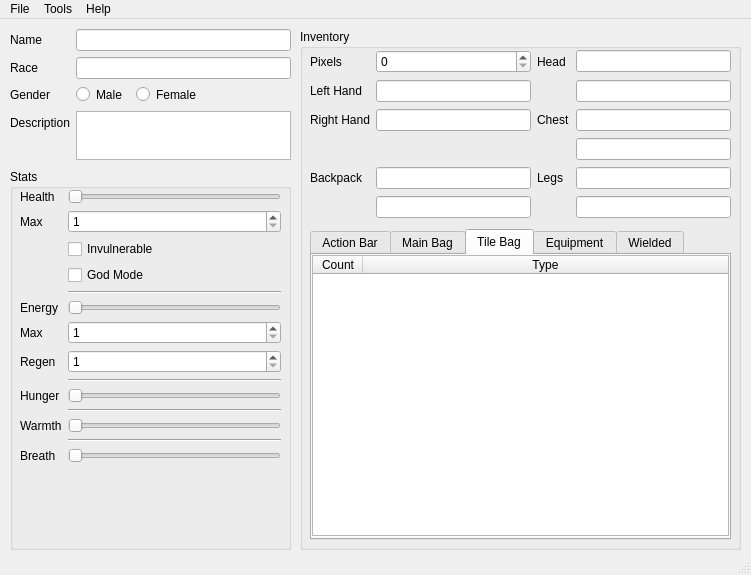
This is starcheat/MainWindow.ui in wizzomafizzo/starcheat as Qt 5 draws it before an edit. The edited form follows.
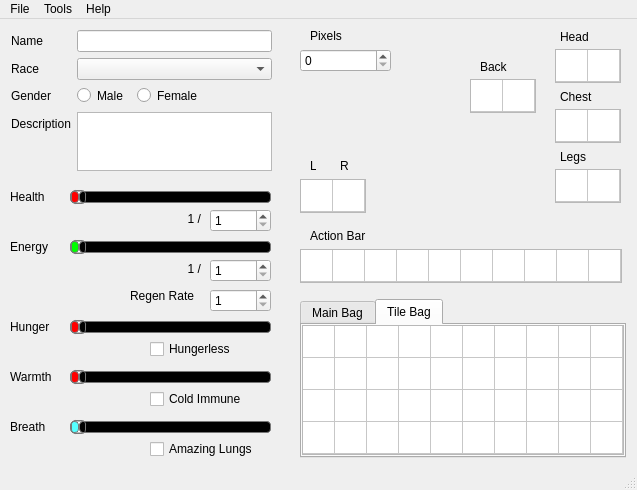
This is the edited form. The open tabs and pages were chosen to show the change.

Commit message: Major GUI update, GUI export still broken

```diff
--- a/starcheat/MainWindow.ui
+++ b/starcheat/MainWindow.ui
@@ -6,8 +6,8 @@
    <rect>
     <x>0</x>
     <y>0</y>
-    <width>751</width>
-    <height>575</height>
+    <width>637</width>
+    <height>490</height>
    </rect>
   </property>
   <property name="sizePolicy">
@@ -20,57 +20,210 @@
    <string>starcheat</string>
   </property>
   <widget class="QWidget" name="centralwidget">
-   <widget class="QGroupBox" name="stats_group">
+   <widget class="QSpinBox" name="max_health">
     <property name="geometry">
      <rect>
-      <x>10</x>
-      <y>150</y>
-      <width>281</width>
-      <height>381</height>
+      <x>210</x>
+      <y>190</y>
+      <width>61</width>
+      <height>23</height>
      </rect>
     </property>
-    <property name="title">
-     <string>Stats</string>
+    <property name="minimum">
+     <number>1</number>
     </property>
-    <widget class="QWidget" name="">
+    <property name="maximum">
+     <number>1000000</number>
+    </property>
+    <property name="singleStep">
+     <number>10</number>
+    </property>
+   </widget>
+   <widget class="QSlider" name="hunger">
      <property name="geometry">
       <rect>
-       <x>10</x>
-       <y>20</y>
-       <width>261</width>
-       <height>360</height>
-      </rect>
-     </property>
-     <layout class="QFormLayout" name="stats_group_2">
-      <property name="fieldGrowthPolicy">
-       <enum>QFormLayout::AllNonFixedFieldsGrow</enum>
-      </property>
-      <item row="1" column="0">
+      <x>70</x>
+      <y>300</y>
+      <width>201</width>
+      <height>16</height>
+     </rect>
+    </property>
+    <property name="styleSheet">
+     <string notr="true">QSlider::groove:horizontal {
+border: 1px solid #bbb;
+background: white;
+height: 10px;
+border-radius: 4px;
+}
+
+QSlider::sub-page:horizontal {
+background: rgb(255, 0, 0);
+border: 1px solid #777;
+height: 10px;
+border-radius: 4px;
+}
+
+QSlider::add-page:horizontal {
+background: #000;
+border: 1px solid #777;
+height: 10px;
+border-radius: 4px;
+}
+
+QSlider::handle:horizontal {
+background: qlineargradient(x1:0, y1:0, x2:1, y2:1,
+    stop:0 #eee, stop:1 #ccc);
+border: 1px solid #777;
+width: 13px;
+margin-top: -2px;
+margin-bottom: -2px;
+border-radius: 4px;
+}</string>
+    </property>
+    <property name="minimum">
+     <number>1</number>
+    </property>
+    <property name="orientation">
+     <enum>Qt::Horizontal</enum>
+    </property>
+   </widget>
+   <widget class="QLabel" name="health_val">
+    <property name="geometry">
+     <rect>
+      <x>160</x>
+      <y>190</y>
+      <width>41</width>
+      <height>20</height>
+     </rect>
+    </property>
+    <property name="text">
+     <string>1 /</string>
+    </property>
+    <property name="alignment">
+     <set>Qt::AlignRight|Qt::AlignTrailing|Qt::AlignVCenter</set>
+    </property>
+   </widget>
+   <widget class="QSlider" name="breath">
+    <property name="geometry">
+     <rect>
+      <x>70</x>
+      <y>400</y>
+      <width>201</width>
+      <height>16</height>
+     </rect>
+    </property>
+    <property name="styleSheet">
+     <string notr="true">QSlider::groove:horizontal {
+border: 1px solid #bbb;
+background: white;
+height: 10px;
+border-radius: 4px;
+}
+
+QSlider::sub-page:horizontal {
+background: rgb(85, 255, 255);
+border: 1px solid #777;
+height: 10px;
+border-radius: 4px;
+}
+
+QSlider::add-page:horizontal {
+background: #000;
+border: 1px solid #777;
+height: 10px;
+border-radius: 4px;
+}
+
+QSlider::handle:horizontal {
+background: qlineargradient(x1:0, y1:0, x2:1, y2:1,
+    stop:0 #eee, stop:1 #ccc);
+border: 1px solid #777;
+width: 13px;
+margin-top: -2px;
+margin-bottom: -2px;
+border-radius: 4px;
+}</string>
+    </property>
+    <property name="minimum">
+     <number>1</number>
+    </property>
+    <property name="orientation">
+     <enum>Qt::Horizontal</enum>
+    </property>
+   </widget>
        <widget class="QLabel" name="health_label">
+    <property name="geometry">
+     <rect>
+      <x>10</x>
+      <y>170</y>
+      <width>41</width>
+      <height>16</height>
+     </rect>
+    </property>
         <property name="text">
          <string>Health</string>
         </property>
        </widget>
-      </item>
-      <item row="1" column="1">
-       <widget class="QSlider" name="health">
+   <widget class="QSlider" name="energy">
+    <property name="geometry">
+     <rect>
+      <x>70</x>
+      <y>220</y>
+      <width>201</width>
+      <height>16</height>
+     </rect>
+    </property>
+    <property name="styleSheet">
+     <string notr="true">QSlider::groove:horizontal {
+border: 1px solid #bbb;
+background: white;
+height: 10px;
+border-radius: 4px;
+}
+
+QSlider::sub-page:horizontal {
+background: rgb(0, 255, 0);
+border: 1px solid #777;
+height: 10px;
+border-radius: 4px;
+}
+
+QSlider::add-page:horizontal {
+background: #000;
+border: 1px solid #777;
+height: 10px;
+border-radius: 4px;
+}
+
+QSlider::handle:horizontal {
+background: qlineargradient(x1:0, y1:0, x2:1, y2:1,
+    stop:0 #eee, stop:1 #ccc);
+border: 1px solid #777;
+width: 13px;
+margin-top: -2px;
+margin-bottom: -2px;
+border-radius: 4px;
+}</string>
+    </property>
         <property name="minimum">
          <number>1</number>
         </property>
         <property name="orientation">
          <enum>Qt::Horizontal</enum>
         </property>
-       </widget>
-      </item>
-      <item row="2" column="0">
-       <widget class="QLabel" name="max_health_label">
-        <property name="text">
-         <string>Max</string>
-        </property>
-       </widget>
-      </item>
-      <item row="2" column="1">
-       <widget class="QSpinBox" name="max_health">
+    <property name="invertedControls">
+     <bool>false</bool>
+    </property>
+   </widget>
+   <widget class="QSpinBox" name="energy_regen">
+    <property name="geometry">
+     <rect>
+      <x>210</x>
+      <y>270</y>
+      <width>61</width>
+      <height>23</height>
+     </rect>
+    </property>
         <property name="minimum">
          <number>1</number>
         </property>
@@ -81,74 +234,28 @@
          <number>10</number>
         </property>
        </widget>
-      </item>
-      <item row="3" column="1">
-       <widget class="QCheckBox" name="invulnerable">
-        <property name="text">
-         <string>Invulnerable</string>
-        </property>
-       </widget>
-      </item>
-      <item row="4" column="1">
-       <widget class="QCheckBox" name="godmode">
-        <property name="text">
-         <string>God Mode</string>
-        </property>
-       </widget>
-      </item>
-      <item row="5" column="1">
-       <widget class="Line" name="line">
-        <property name="orientation">
-         <enum>Qt::Horizontal</enum>
-        </property>
-       </widget>
-      </item>
-      <item row="6" column="0">
        <widget class="QLabel" name="energy_label">
+    <property name="geometry">
+     <rect>
+      <x>10</x>
+      <y>220</y>
+      <width>44</width>
+      <height>16</height>
+     </rect>
+    </property>
         <property name="text">
          <string>Energy</string>
         </property>
        </widget>
-      </item>
-      <item row="6" column="1">
-       <widget class="QSlider" name="energy">
-        <property name="minimum">
-         <number>1</number>
-        </property>
-        <property name="orientation">
-         <enum>Qt::Horizontal</enum>
-        </property>
-       </widget>
-      </item>
-      <item row="7" column="0">
-       <widget class="QLabel" name="max_energy_label">
-        <property name="text">
-         <string>Max</string>
-        </property>
-       </widget>
-      </item>
-      <item row="7" column="1">
        <widget class="QSpinBox" name="max_energy">
-        <property name="minimum">
-         <number>1</number>
-        </property>
-        <property name="maximum">
-         <number>1000000</number>
-        </property>
-        <property name="singleStep">
-         <number>10</number>
-        </property>
-       </widget>
-      </item>
-      <item row="8" column="0">
-       <widget class="QLabel" name="energy_regen_label">
-        <property name="text">
-         <string>Regen</string>
-        </property>
-       </widget>
-      </item>
-      <item row="8" column="1">
-       <widget class="QSpinBox" name="energy_regen">
+    <property name="geometry">
+     <rect>
+      <x>210</x>
+      <y>240</y>
+      <width>61</width>
+      <height>23</height>
+     </rect>
+    </property>
         <property name="minimum">
          <number>1</number>
         </property>
@@ -159,23 +266,47 @@
          <number>10</number>
         </property>
        </widget>
-      </item>
-      <item row="9" column="1">
-       <widget class="Line" name="line_2">
-        <property name="orientation">
-         <enum>Qt::Horizontal</enum>
-        </property>
-       </widget>
-      </item>
-      <item row="10" column="0">
-       <widget class="QLabel" name="hunger_label">
-        <property name="text">
-         <string>Hunger</string>
-        </property>
-       </widget>
-      </item>
-      <item row="10" column="1">
-       <widget class="QSlider" name="hunger">
+   <widget class="QSlider" name="health">
+    <property name="geometry">
+     <rect>
+      <x>70</x>
+      <y>170</y>
+      <width>201</width>
+      <height>16</height>
+     </rect>
+    </property>
+    <property name="styleSheet">
+     <string notr="true">QSlider::groove:horizontal {
+border: 1px solid #bbb;
+background: white;
+height: 10px;
+border-radius: 4px;
+}
+
+QSlider::sub-page:horizontal {
+background: rgb(255, 0, 0);
+border: 1px solid #777;
+height: 10px;
+border-radius: 4px;
+}
+
+QSlider::add-page:horizontal {
+background: #000;
+border: 1px solid #777;
+height: 10px;
+border-radius: 4px;
+}
+
+QSlider::handle:horizontal {
+background: qlineargradient(x1:0, y1:0, x2:1, y2:1,
+    stop:0 #eee, stop:1 #ccc);
+border: 1px solid #777;
+width: 13px;
+margin-top: -2px;
+margin-bottom: -2px;
+border-radius: 4px;
+}</string>
+    </property>
         <property name="minimum">
          <number>1</number>
         </property>
@@ -183,47 +314,86 @@
          <enum>Qt::Horizontal</enum>
         </property>
        </widget>
-      </item>
-      <item row="11" column="1">
-       <widget class="Line" name="line_3">
-        <property name="orientation">
-         <enum>Qt::Horizontal</enum>
-        </property>
-       </widget>
-      </item>
-      <item row="12" column="0">
        <widget class="QLabel" name="warmth_label">
+    <property name="geometry">
+     <rect>
+      <x>10</x>
+      <y>350</y>
+      <width>47</width>
+      <height>16</height>
+     </rect>
+    </property>
         <property name="text">
          <string>Warmth</string>
         </property>
        </widget>
-      </item>
-      <item row="12" column="1">
-       <widget class="QSlider" name="warmth">
-        <property name="minimum">
-         <number>1</number>
-        </property>
-        <property name="orientation">
-         <enum>Qt::Horizontal</enum>
-        </property>
-       </widget>
-      </item>
-      <item row="13" column="1">
-       <widget class="Line" name="line_4">
-        <property name="orientation">
-         <enum>Qt::Horizontal</enum>
-        </property>
-       </widget>
-      </item>
-      <item row="14" column="0">
        <widget class="QLabel" name="breath_label">
+    <property name="geometry">
+     <rect>
+      <x>10</x>
+      <y>400</y>
+      <width>42</width>
+      <height>16</height>
+     </rect>
+    </property>
         <property name="text">
          <string>Breath</string>
         </property>
        </widget>
-      </item>
-      <item row="14" column="1">
-       <widget class="QSlider" name="breath">
+   <widget class="QLabel" name="hunger_label">
+    <property name="geometry">
+     <rect>
+      <x>10</x>
+      <y>300</y>
+      <width>46</width>
+      <height>16</height>
+     </rect>
+    </property>
+    <property name="text">
+     <string>Hunger</string>
+    </property>
+   </widget>
+   <widget class="QSlider" name="warmth">
+    <property name="geometry">
+     <rect>
+      <x>70</x>
+      <y>350</y>
+      <width>201</width>
+      <height>16</height>
+     </rect>
+    </property>
+    <property name="styleSheet">
+     <string notr="true">QSlider::groove:horizontal {
+border: 1px solid #bbb;
+background: white;
+height: 10px;
+border-radius: 4px;
+}
+
+QSlider::sub-page:horizontal {
+background: rgb(255, 0, 0);
+border: 1px solid #777;
+height: 10px;
+border-radius: 4px;
+}
+
+QSlider::add-page:horizontal {
+background: #000;
+border: 1px solid #777;
+height: 10px;
+border-radius: 4px;
+}
+
+QSlider::handle:horizontal {
+background: qlineargradient(x1:0, y1:0, x2:1, y2:1,
+    stop:0 #eee, stop:1 #ccc);
+border: 1px solid #777;
+width: 13px;
+margin-top: -2px;
+margin-bottom: -2px;
+border-radius: 4px;
+}</string>
+    </property>
         <property name="minimum">
          <number>1</number>
         </property>
@@ -231,172 +401,109 @@
          <enum>Qt::Horizontal</enum>
         </property>
        </widget>
-      </item>
-     </layout>
-    </widget>
-   </widget>
-   <widget class="QGroupBox" name="groupBox_2">
+   <widget class="QLabel" name="energy_regen_label">
     <property name="geometry">
      <rect>
-      <x>300</x>
-      <y>10</y>
-      <width>441</width>
-      <height>521</height>
+      <x>130</x>
+      <y>270</y>
+      <width>72</width>
+      <height>14</height>
      </rect>
     </property>
-    <property name="title">
-     <string>Inventory</string>
-    </property>
-    <widget class="QWidget" name="">
-     <property name="geometry">
-      <rect>
-       <x>10</x>
-       <y>20</y>
-       <width>421</width>
-       <height>171</height>
-      </rect>
-     </property>
-     <layout class="QGridLayout" name="gridLayout">
-      <item row="0" column="0">
-       <widget class="QLabel" name="pixels_label">
         <property name="text">
-         <string>Pixels</string>
-        </property>
-       </widget>
-      </item>
-      <item row="0" column="1">
-       <widget class="QSpinBox" name="pixels">
-        <property name="maximum">
-         <number>9999999</number>
-        </property>
-        <property name="singleStep">
-         <number>100</number>
-        </property>
-       </widget>
-      </item>
-      <item row="0" column="2">
-       <widget class="QLabel" name="head_label">
-        <property name="text">
-         <string>Head</string>
-        </property>
-       </widget>
-      </item>
-      <item row="0" column="3">
-       <widget class="QLineEdit" name="head"/>
-      </item>
-      <item row="1" column="3">
-       <widget class="QLineEdit" name="head_glamor"/>
-      </item>
-      <item row="2" column="2">
-       <widget class="QLabel" name="chest_label">
-        <property name="text">
-         <string>Chest</string>
-        </property>
-       </widget>
-      </item>
-      <item row="2" column="3">
-       <widget class="QLineEdit" name="chest"/>
-      </item>
-      <item row="3" column="3">
-       <widget class="QLineEdit" name="chest_glamor"/>
-      </item>
-      <item row="4" column="0">
+     <string>Regen Rate</string>
+    </property>
+   </widget>
        <widget class="QLabel" name="backpack_label">
+    <property name="geometry">
+     <rect>
+      <x>480</x>
+      <y>40</y>
+      <width>30</width>
+      <height>16</height>
+     </rect>
+    </property>
         <property name="text">
-         <string>Backpack</string>
-        </property>
-       </widget>
-      </item>
-      <item row="4" column="1">
-       <widget class="QLineEdit" name="backpack"/>
-      </item>
-      <item row="4" column="2">
+     <string>Back</string>
+    </property>
+   </widget>
        <widget class="QLabel" name="legs_label">
+    <property name="geometry">
+     <rect>
+      <x>560</x>
+      <y>130</y>
+      <width>29</width>
+      <height>16</height>
+     </rect>
+    </property>
         <property name="text">
          <string>Legs</string>
         </property>
        </widget>
-      </item>
-      <item row="4" column="3">
-       <widget class="QLineEdit" name="legs"/>
-      </item>
-      <item row="5" column="1">
-       <widget class="QLineEdit" name="backpack_glamor"/>
-      </item>
-      <item row="5" column="3">
-       <widget class="QLineEdit" name="legs_glamor"/>
-      </item>
-      <item row="1" column="0">
        <widget class="QLabel" name="left_hand_label">
+    <property name="geometry">
+     <rect>
+      <x>310</x>
+      <y>140</y>
+      <width>6</width>
+      <height>14</height>
+     </rect>
+    </property>
         <property name="text">
-         <string>Left Hand</string>
-        </property>
-       </widget>
-      </item>
-      <item row="2" column="0">
+     <string>L</string>
+    </property>
+   </widget>
+   <widget class="QLabel" name="chest_label">
+    <property name="geometry">
+     <rect>
+      <x>560</x>
+      <y>70</y>
+      <width>36</width>
+      <height>16</height>
+     </rect>
+    </property>
+    <property name="text">
+     <string>Chest</string>
+    </property>
+   </widget>
+   <widget class="QLabel" name="head_label">
+    <property name="geometry">
+     <rect>
+      <x>560</x>
+      <y>10</y>
+      <width>33</width>
+      <height>16</height>
+     </rect>
+    </property>
+    <property name="text">
+     <string>Head</string>
+    </property>
+   </widget>
        <widget class="QLabel" name="right_hand_label">
+    <property name="geometry">
+     <rect>
+      <x>340</x>
+      <y>140</y>
+      <width>8</width>
+      <height>14</height>
+     </rect>
+    </property>
         <property name="text">
-         <string>Right Hand</string>
-        </property>
-       </widget>
-      </item>
-      <item row="1" column="1">
-       <widget class="QLineEdit" name="left_hand"/>
-      </item>
-      <item row="2" column="1">
-       <widget class="QLineEdit" name="right_hand"/>
-      </item>
-     </layout>
+     <string>R</string>
+    </property>
     </widget>
     <widget class="QTabWidget" name="inv_tabs">
      <property name="geometry">
       <rect>
-       <x>10</x>
-       <y>200</y>
-       <width>421</width>
-       <height>311</height>
+      <x>300</x>
+      <y>280</y>
+      <width>326</width>
+      <height>159</height>
       </rect>
      </property>
      <property name="currentIndex">
       <number>0</number>
      </property>
-     <widget class="QWidget" name="tab_5">
-      <attribute name="title">
-       <string>Action Bar</string>
-      </attribute>
-      <widget class="QTableWidget" name="action_bar">
-       <property name="geometry">
-        <rect>
-         <x>0</x>
-         <y>0</y>
-         <width>417</width>
-         <height>281</height>
-        </rect>
-       </property>
-       <attribute name="horizontalHeaderDefaultSectionSize">
-        <number>50</number>
-       </attribute>
-       <attribute name="horizontalHeaderMinimumSectionSize">
-        <number>50</number>
-       </attribute>
-       <attribute name="horizontalHeaderStretchLastSection">
-        <bool>true</bool>
-       </attribute>
-       <attribute name="verticalHeaderVisible">
-        <bool>false</bool>
-       </attribute>
-       <column>
-        <property name="text">
-         <string>Count</string>
-        </property>
-       </column>
-       <column>
-        <property name="text">
-         <string>Type</string>
-        </property>
-       </column>
-      </widget>
-     </widget>
      <widget class="QWidget" name="tab_2">
       <attribute name="title">
        <string>Main Bag</string>
@@ -406,44 +513,123 @@
         <rect>
          <x>0</x>
          <y>0</y>
-         <width>417</width>
-         <height>281</height>
-        </rect>
-       </property>
+        <width>322</width>
+        <height>130</height>
+       </rect>
+      </property>
+      <property name="editTriggers">
+       <set>QAbstractItemView::DoubleClicked</set>
+      </property>
+      <property name="dragEnabled">
+       <bool>true</bool>
+      </property>
+      <property name="dragDropMode">
+       <enum>QAbstractItemView::DragDrop</enum>
+      </property>
+      <property name="defaultDropAction">
+       <enum>Qt::MoveAction</enum>
+      </property>
        <property name="alternatingRowColors">
-        <bool>true</bool>
+       <bool>false</bool>
+      </property>
+      <property name="selectionMode">
+       <enum>QAbstractItemView::SingleSelection</enum>
        </property>
        <property name="cornerButtonEnabled">
         <bool>false</bool>
        </property>
        <property name="columnCount">
-        <number>2</number>
-       </property>
+       <number>10</number>
+      </property>
+      <attribute name="horizontalHeaderVisible">
+       <bool>false</bool>
+      </attribute>
        <attribute name="horizontalHeaderDefaultSectionSize">
-        <number>50</number>
+       <number>32</number>
        </attribute>
        <attribute name="horizontalHeaderMinimumSectionSize">
-        <number>10</number>
-       </attribute>
-       <attribute name="horizontalHeaderStretchLastSection">
-        <bool>true</bool>
+       <number>32</number>
        </attribute>
        <attribute name="verticalHeaderVisible">
         <bool>false</bool>
        </attribute>
+      <attribute name="verticalHeaderDefaultSectionSize">
+       <number>32</number>
+      </attribute>
+      <attribute name="verticalHeaderMinimumSectionSize">
+       <number>32</number>
+      </attribute>
+      <row>
+       <property name="text">
+        <string>1</string>
+       </property>
+      </row>
+      <row>
+       <property name="text">
+        <string>2</string>
+       </property>
+      </row>
+      <row>
+       <property name="text">
+        <string>3</string>
+       </property>
+      </row>
+      <row>
+       <property name="text">
+        <string>4</string>
+       </property>
+      </row>
        <column>
         <property name="text">
-         <string>Count</string>
+        <string>1</string>
         </property>
        </column>
        <column>
         <property name="text">
-         <string>Type</string>
+        <string>2</string>
+       </property>
+      </column>
+      <column>
+       <property name="text">
+        <string>3</string>
+       </property>
+      </column>
+      <column>
+       <property name="text">
+        <string>4</string>
+       </property>
+      </column>
+      <column>
+       <property name="text">
+        <string>5</string>
+       </property>
+      </column>
+      <column>
+       <property name="text">
+        <string>6</string>
+       </property>
+      </column>
+      <column>
+       <property name="text">
+        <string>7</string>
+       </property>
+      </column>
+      <column>
+       <property name="text">
+        <string>8</string>
+       </property>
+      </column>
+      <column>
+       <property name="text">
+        <string>9</string>
+       </property>
+      </column>
+      <column>
+       <property name="text">
+        <string>10</string>
         </property>
        </column>
       </widget>
-      <zorder>main_bag</zorder>
-      <zorder>action_bar</zorder>
      </widget>
      <widget class="QWidget" name="tab_3">
       <attribute name="title">
@@ -454,61 +640,264 @@
         <rect>
          <x>0</x>
          <y>0</y>
-         <width>417</width>
-         <height>281</height>
-        </rect>
-       </property>
+        <width>322</width>
+        <height>130</height>
+       </rect>
+      </property>
+      <property name="dragEnabled">
+       <bool>true</bool>
+      </property>
+      <property name="dragDropMode">
+       <enum>QAbstractItemView::DragDrop</enum>
+      </property>
+      <property name="defaultDropAction">
+       <enum>Qt::MoveAction</enum>
+      </property>
+      <property name="alternatingRowColors">
+       <bool>false</bool>
+      </property>
+      <property name="selectionMode">
+       <enum>QAbstractItemView::SingleSelection</enum>
+      </property>
+      <property name="cornerButtonEnabled">
+       <bool>false</bool>
+      </property>
+      <property name="columnCount">
+       <number>10</number>
+      </property>
+      <attribute name="horizontalHeaderVisible">
+       <bool>false</bool>
+      </attribute>
        <attribute name="horizontalHeaderDefaultSectionSize">
-        <number>50</number>
+       <number>32</number>
        </attribute>
        <attribute name="horizontalHeaderMinimumSectionSize">
-        <number>50</number>
-       </attribute>
-       <attribute name="horizontalHeaderStretchLastSection">
-        <bool>true</bool>
-       </attribute>
+       <number>32</number>
+      </attribute>
        <attribute name="verticalHeaderVisible">
         <bool>false</bool>
        </attribute>
+      <attribute name="verticalHeaderDefaultSectionSize">
+       <number>32</number>
+      </attribute>
+      <attribute name="verticalHeaderMinimumSectionSize">
+       <number>32</number>
+      </attribute>
+      <row>
+       <property name="text">
+        <string>1</string>
+       </property>
+      </row>
+      <row>
+       <property name="text">
+        <string>2</string>
+       </property>
+      </row>
+      <row>
+       <property name="text">
+        <string>3</string>
+       </property>
+      </row>
+      <row>
+       <property name="text">
+        <string>4</string>
+       </property>
+      </row>
        <column>
         <property name="text">
-         <string>Count</string>
+        <string>1</string>
         </property>
        </column>
        <column>
         <property name="text">
-         <string>Type</string>
-        </property>
-       </column>
-      </widget>
-     </widget>
-     <widget class="QWidget" name="tab">
-      <attribute name="title">
-       <string>Equipment</string>
-      </attribute>
-      <widget class="QTableWidget" name="equip_bag">
+        <string>2</string>
+       </property>
+      </column>
+      <column>
+       <property name="text">
+        <string>3</string>
+       </property>
+      </column>
+      <column>
+       <property name="text">
+        <string>4</string>
+       </property>
+      </column>
+      <column>
+       <property name="text">
+        <string>5</string>
+       </property>
+      </column>
+      <column>
+       <property name="text">
+        <string>6</string>
+       </property>
+      </column>
+      <column>
+       <property name="text">
+        <string>7</string>
+       </property>
+      </column>
+      <column>
+       <property name="text">
+        <string>8</string>
+       </property>
+      </column>
+      <column>
+       <property name="text">
+        <string>9</string>
+       </property>
+      </column>
+      <column>
+       <property name="text">
+        <string>10</string>
+       </property>
+      </column>
+     </widget>
+    </widget>
+   </widget>
+   <widget class="QTableWidget" name="action_bar">
        <property name="geometry">
         <rect>
-         <x>0</x>
-         <y>0</y>
-         <width>417</width>
-         <height>281</height>
-        </rect>
-       </property>
-       <property name="alternatingRowColors">
+      <x>300</x>
+      <y>230</y>
+      <width>322</width>
+      <height>34</height>
+     </rect>
+    </property>
+    <property name="editTriggers">
+     <set>QAbstractItemView::DoubleClicked</set>
+    </property>
+    <property name="dragEnabled">
         <bool>true</bool>
        </property>
+    <property name="dragDropMode">
+     <enum>QAbstractItemView::DragDrop</enum>
+    </property>
+    <property name="defaultDropAction">
+     <enum>Qt::MoveAction</enum>
+    </property>
+    <property name="alternatingRowColors">
+     <bool>false</bool>
+    </property>
+    <property name="selectionMode">
+     <enum>QAbstractItemView::SingleSelection</enum>
+    </property>
        <property name="cornerButtonEnabled">
         <bool>false</bool>
        </property>
-       <property name="columnCount">
-        <number>2</number>
-       </property>
+    <attribute name="horizontalHeaderVisible">
+     <bool>false</bool>
+    </attribute>
+    <attribute name="horizontalHeaderDefaultSectionSize">
+     <number>32</number>
+    </attribute>
+    <attribute name="horizontalHeaderMinimumSectionSize">
+     <number>32</number>
+    </attribute>
+    <attribute name="verticalHeaderVisible">
+     <bool>false</bool>
+    </attribute>
+    <attribute name="verticalHeaderDefaultSectionSize">
+     <number>32</number>
+    </attribute>
+    <attribute name="verticalHeaderMinimumSectionSize">
+     <number>32</number>
+    </attribute>
+    <row>
+     <property name="text">
+      <string>1</string>
+     </property>
+    </row>
+    <column>
+     <property name="text">
+      <string>1</string>
+     </property>
+    </column>
+    <column>
+     <property name="text">
+      <string>2</string>
+     </property>
+    </column>
+    <column>
+     <property name="text">
+      <string>3</string>
+     </property>
+    </column>
+    <column>
+     <property name="text">
+      <string>4</string>
+     </property>
+    </column>
+    <column>
+     <property name="text">
+      <string>5</string>
+     </property>
+    </column>
+    <column>
+     <property name="text">
+      <string>6</string>
+     </property>
+    </column>
+    <column>
+     <property name="text">
+      <string>7</string>
+     </property>
+    </column>
+    <column>
+     <property name="text">
+      <string>8</string>
+     </property>
+    </column>
+    <column>
+     <property name="text">
+      <string>9</string>
+     </property>
+    </column>
+    <column>
+     <property name="text">
+      <string>10</string>
+     </property>
+    </column>
+   </widget>
+   <widget class="QTableWidget" name="wielded">
+    <property name="geometry">
+     <rect>
+      <x>300</x>
+      <y>160</y>
+      <width>66</width>
+      <height>34</height>
+     </rect>
+    </property>
+    <property name="editTriggers">
+     <set>QAbstractItemView::DoubleClicked</set>
+    </property>
+    <property name="dragEnabled">
+     <bool>true</bool>
+    </property>
+    <property name="dragDropMode">
+     <enum>QAbstractItemView::DragDrop</enum>
+    </property>
+    <property name="defaultDropAction">
+     <enum>Qt::MoveAction</enum>
+    </property>
+    <property name="alternatingRowColors">
+     <bool>false</bool>
+    </property>
+    <property name="selectionMode">
+     <enum>QAbstractItemView::SingleSelection</enum>
+    </property>
+    <property name="cornerButtonEnabled">
+     <bool>false</bool>
+    </property>
+    <attribute name="horizontalHeaderVisible">
+     <bool>false</bool>
+    </attribute>
        <attribute name="horizontalHeaderDefaultSectionSize">
-        <number>50</number>
+     <number>32</number>
        </attribute>
        <attribute name="horizontalHeaderMinimumSectionSize">
-        <number>10</number>
+     <number>32</number>
        </attribute>
        <attribute name="horizontalHeaderStretchLastSection">
         <bool>true</bool>
@@ -516,45 +905,280 @@
        <attribute name="verticalHeaderVisible">
         <bool>false</bool>
        </attribute>
+    <attribute name="verticalHeaderDefaultSectionSize">
+     <number>32</number>
+    </attribute>
+    <attribute name="verticalHeaderMinimumSectionSize">
+     <number>32</number>
+    </attribute>
+    <row>
+     <property name="text">
+      <string>1</string>
+     </property>
+    </row>
        <column>
         <property name="text">
-         <string>Count</string>
+      <string>1</string>
         </property>
        </column>
        <column>
         <property name="text">
-         <string>Type</string>
+      <string>2</string>
         </property>
        </column>
       </widget>
-     </widget>
-     <widget class="QWidget" name="tab_4">
-      <attribute name="title">
-       <string>Wielded</string>
-      </attribute>
-      <widget class="QTableWidget" name="wield_bag">
+   <widget class="QLabel" name="label">
+    <property name="geometry">
+     <rect>
+      <x>310</x>
+      <y>210</y>
+      <width>64</width>
+      <height>14</height>
+     </rect>
+    </property>
+    <property name="text">
+     <string>Action Bar</string>
+    </property>
+   </widget>
+   <widget class="QTableWidget" name="legs">
+    <property name="geometry">
+     <rect>
+      <x>555</x>
+      <y>150</y>
+      <width>66</width>
+      <height>34</height>
+     </rect>
+    </property>
+    <property name="editTriggers">
+     <set>QAbstractItemView::DoubleClicked</set>
+    </property>
+    <property name="dragEnabled">
+     <bool>true</bool>
+    </property>
+    <property name="dragDropMode">
+     <enum>QAbstractItemView::DragDrop</enum>
+    </property>
+    <property name="defaultDropAction">
+     <enum>Qt::MoveAction</enum>
+    </property>
+    <property name="alternatingRowColors">
+     <bool>false</bool>
+    </property>
+    <property name="selectionMode">
+     <enum>QAbstractItemView::SingleSelection</enum>
+    </property>
+    <property name="cornerButtonEnabled">
+     <bool>false</bool>
+    </property>
+    <attribute name="horizontalHeaderVisible">
+     <bool>false</bool>
+    </attribute>
+    <attribute name="horizontalHeaderDefaultSectionSize">
+     <number>32</number>
+    </attribute>
+    <attribute name="horizontalHeaderMinimumSectionSize">
+     <number>32</number>
+    </attribute>
+    <attribute name="horizontalHeaderStretchLastSection">
+     <bool>true</bool>
+    </attribute>
+    <attribute name="verticalHeaderVisible">
+     <bool>false</bool>
+    </attribute>
+    <attribute name="verticalHeaderDefaultSectionSize">
+     <number>32</number>
+    </attribute>
+    <attribute name="verticalHeaderMinimumSectionSize">
+     <number>32</number>
+    </attribute>
+    <row>
+     <property name="text">
+      <string>1</string>
+     </property>
+    </row>
+    <column>
+     <property name="text">
+      <string>1</string>
+     </property>
+    </column>
+    <column>
+     <property name="text">
+      <string>2</string>
+     </property>
+    </column>
+   </widget>
+   <widget class="QTableWidget" name="chest">
        <property name="geometry">
         <rect>
-         <x>0</x>
-         <y>0</y>
-         <width>417</width>
-         <height>281</height>
-        </rect>
-       </property>
+      <x>555</x>
+      <y>90</y>
+      <width>66</width>
+      <height>34</height>
+     </rect>
+    </property>
+    <property name="editTriggers">
+     <set>QAbstractItemView::DoubleClicked</set>
+    </property>
+    <property name="dragEnabled">
+     <bool>true</bool>
+    </property>
+    <property name="dragDropMode">
+     <enum>QAbstractItemView::DragDrop</enum>
+    </property>
+    <property name="defaultDropAction">
+     <enum>Qt::MoveAction</enum>
+    </property>
        <property name="alternatingRowColors">
+     <bool>false</bool>
+    </property>
+    <property name="selectionMode">
+     <enum>QAbstractItemView::SingleSelection</enum>
+    </property>
+    <property name="cornerButtonEnabled">
+     <bool>false</bool>
+    </property>
+    <attribute name="horizontalHeaderVisible">
+     <bool>false</bool>
+    </attribute>
+    <attribute name="horizontalHeaderDefaultSectionSize">
+     <number>32</number>
+    </attribute>
+    <attribute name="horizontalHeaderMinimumSectionSize">
+     <number>32</number>
+    </attribute>
+    <attribute name="horizontalHeaderStretchLastSection">
         <bool>true</bool>
-       </property>
+    </attribute>
+    <attribute name="verticalHeaderVisible">
+     <bool>false</bool>
+    </attribute>
+    <attribute name="verticalHeaderDefaultSectionSize">
+     <number>32</number>
+    </attribute>
+    <attribute name="verticalHeaderMinimumSectionSize">
+     <number>32</number>
+    </attribute>
+    <row>
+     <property name="text">
+      <string>1</string>
+     </property>
+    </row>
+    <column>
+     <property name="text">
+      <string>1</string>
+     </property>
+    </column>
+    <column>
+     <property name="text">
+      <string>2</string>
+     </property>
+    </column>
+   </widget>
+   <widget class="QTableWidget" name="back">
+    <property name="geometry">
+     <rect>
+      <x>470</x>
+      <y>60</y>
+      <width>66</width>
+      <height>34</height>
+     </rect>
+    </property>
+    <property name="editTriggers">
+     <set>QAbstractItemView::DoubleClicked</set>
+    </property>
+    <property name="dragEnabled">
+     <bool>true</bool>
+    </property>
+    <property name="dragDropMode">
+     <enum>QAbstractItemView::DragDrop</enum>
+    </property>
+    <property name="defaultDropAction">
+     <enum>Qt::MoveAction</enum>
+    </property>
+    <property name="alternatingRowColors">
+     <bool>false</bool>
+    </property>
+    <property name="selectionMode">
+     <enum>QAbstractItemView::SingleSelection</enum>
+    </property>
        <property name="cornerButtonEnabled">
         <bool>false</bool>
        </property>
-       <property name="columnCount">
-        <number>2</number>
-       </property>
+    <attribute name="horizontalHeaderVisible">
+     <bool>false</bool>
+    </attribute>
+    <attribute name="horizontalHeaderDefaultSectionSize">
+     <number>32</number>
+    </attribute>
+    <attribute name="horizontalHeaderMinimumSectionSize">
+     <number>32</number>
+    </attribute>
+    <attribute name="horizontalHeaderStretchLastSection">
+     <bool>true</bool>
+    </attribute>
+    <attribute name="verticalHeaderVisible">
+     <bool>false</bool>
+    </attribute>
+    <attribute name="verticalHeaderDefaultSectionSize">
+     <number>32</number>
+    </attribute>
+    <attribute name="verticalHeaderMinimumSectionSize">
+     <number>32</number>
+    </attribute>
+    <row>
+     <property name="text">
+      <string>1</string>
+     </property>
+    </row>
+    <column>
+     <property name="text">
+      <string>1</string>
+     </property>
+    </column>
+    <column>
+     <property name="text">
+      <string>2</string>
+     </property>
+    </column>
+   </widget>
+   <widget class="QTableWidget" name="head">
+    <property name="geometry">
+     <rect>
+      <x>555</x>
+      <y>30</y>
+      <width>66</width>
+      <height>34</height>
+     </rect>
+    </property>
+    <property name="editTriggers">
+     <set>QAbstractItemView::DoubleClicked</set>
+    </property>
+    <property name="dragEnabled">
+     <bool>true</bool>
+    </property>
+    <property name="dragDropMode">
+     <enum>QAbstractItemView::DragDrop</enum>
+    </property>
+    <property name="defaultDropAction">
+     <enum>Qt::MoveAction</enum>
+    </property>
+    <property name="alternatingRowColors">
+     <bool>false</bool>
+    </property>
+    <property name="selectionMode">
+     <enum>QAbstractItemView::SingleSelection</enum>
+    </property>
+    <property name="cornerButtonEnabled">
+     <bool>false</bool>
+    </property>
+    <attribute name="horizontalHeaderVisible">
+     <bool>false</bool>
+    </attribute>
        <attribute name="horizontalHeaderDefaultSectionSize">
-        <number>50</number>
+     <number>32</number>
        </attribute>
        <attribute name="horizontalHeaderMinimumSectionSize">
-        <number>10</number>
+     <number>32</number>
        </attribute>
        <attribute name="horizontalHeaderStretchLastSection">
         <bool>true</bool>
@@ -562,33 +1186,132 @@
        <attribute name="verticalHeaderVisible">
         <bool>false</bool>
        </attribute>
+    <attribute name="verticalHeaderDefaultSectionSize">
+     <number>32</number>
+    </attribute>
+    <attribute name="verticalHeaderMinimumSectionSize">
+     <number>32</number>
+    </attribute>
+    <row>
+     <property name="text">
+      <string>1</string>
+     </property>
+    </row>
        <column>
         <property name="text">
-         <string>Count</string>
+      <string>1</string>
         </property>
        </column>
        <column>
         <property name="text">
-         <string>Type</string>
+      <string>2</string>
         </property>
        </column>
       </widget>
-     </widget>
-    </widget>
+   <widget class="QLabel" name="energy_val">
+    <property name="geometry">
+     <rect>
+      <x>160</x>
+      <y>240</y>
+      <width>41</width>
+      <height>20</height>
+     </rect>
+    </property>
+    <property name="text">
+     <string>1 /</string>
+    </property>
+    <property name="alignment">
+     <set>Qt::AlignRight|Qt::AlignTrailing|Qt::AlignVCenter</set>
+    </property>
+   </widget>
+   <widget class="QCheckBox" name="cold_immune">
+    <property name="geometry">
+     <rect>
+      <x>150</x>
+      <y>370</y>
+      <width>105</width>
+      <height>20</height>
+     </rect>
+    </property>
+    <property name="text">
+     <string>Cold Immune</string>
+    </property>
+   </widget>
+   <widget class="QCheckBox" name="hungerless">
+    <property name="geometry">
+     <rect>
+      <x>150</x>
+      <y>320</y>
+      <width>96</width>
+      <height>20</height>
+     </rect>
+    </property>
+    <property name="text">
+     <string>Hungerless</string>
+    </property>
    </widget>
-   <widget class="QWidget" name="">
+   <widget class="QCheckBox" name="amazing_lungs">
     <property name="geometry">
      <rect>
-      <x>10</x>
+      <x>150</x>
+      <y>420</y>
+      <width>124</width>
+      <height>20</height>
+     </rect>
+    </property>
+    <property name="text">
+     <string>Amazing Lungs</string>
+    </property>
+   </widget>
+   <widget class="QLabel" name="pixels_label">
+    <property name="geometry">
+     <rect>
+      <x>310</x>
       <y>10</y>
-      <width>281</width>
-      <height>131</height>
+      <width>35</width>
+      <height>14</height>
+     </rect>
+    </property>
+    <property name="text">
+     <string>Pixels</string>
+    </property>
+   </widget>
+   <widget class="QSpinBox" name="pixels">
+    <property name="geometry">
+     <rect>
+      <x>300</x>
+      <y>30</y>
+      <width>91</width>
+      <height>23</height>
+     </rect>
+    </property>
+    <property name="maximum">
+     <number>9999999</number>
+    </property>
+    <property name="singleStep">
+     <number>100</number>
+    </property>
+   </widget>
+   <widget class="QWidget" name="">
+    <property name="geometry">
+     <rect>
+      <x>11</x>
+      <y>11</y>
+      <width>261</width>
+      <height>141</height>
      </rect>
     </property>
     <layout class="QFormLayout" name="formLayout">
      <property name="fieldGrowthPolicy">
       <enum>QFormLayout::AllNonFixedFieldsGrow</enum>
      </property>
+     <item row="0" column="0">
+      <widget class="QLabel" name="name_label">
+       <property name="text">
+        <string>Name</string>
+       </property>
+      </widget>
+     </item>
      <item row="0" column="1">
       <widget class="QLineEdit" name="name"/>
      </item>
@@ -599,6 +1322,9 @@
        </property>
       </widget>
      </item>
+     <item row="1" column="1">
+      <widget class="QComboBox" name="race"/>
+     </item>
      <item row="2" column="0">
       <widget class="QLabel" name="gender_label">
        <property name="text">
@@ -650,17 +1376,7 @@
       </widget>
      </item>
      <item row="3" column="1">
-      <widget class="QTextEdit" name="description"/>
-     </item>
-     <item row="0" column="0">
-      <widget class="QLabel" name="name_label">
-       <property name="text">
-        <string>Name</string>
-       </property>
-      </widget>
-     </item>
-     <item row="1" column="1">
-      <widget class="QLineEdit" name="race"/>
+      <widget class="QPlainTextEdit" name="description"/>
      </item>
     </layout>
    </widget>
@@ -670,7 +1386,7 @@
     <rect>
      <x>0</x>
      <y>0</y>
-     <width>751</width>
+     <width>637</width>
      <height>19</height>
     </rect>
    </property>
```
Lines whose indentation alone changed are shown as unchanged. The commit also changes 4 other files.
